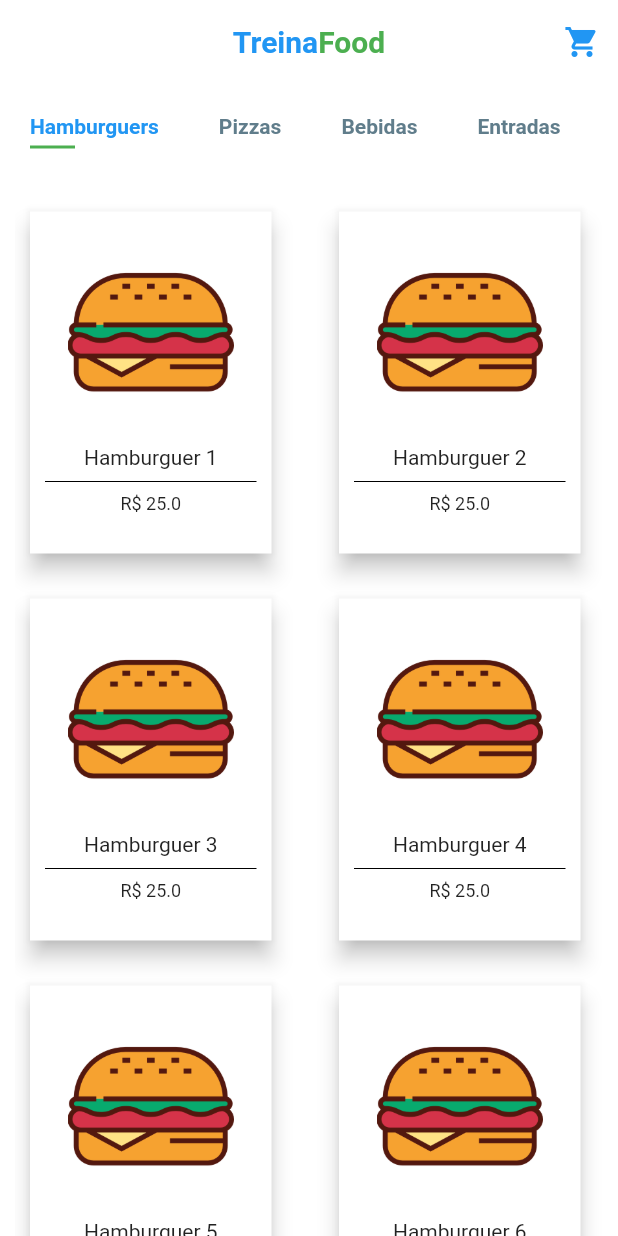
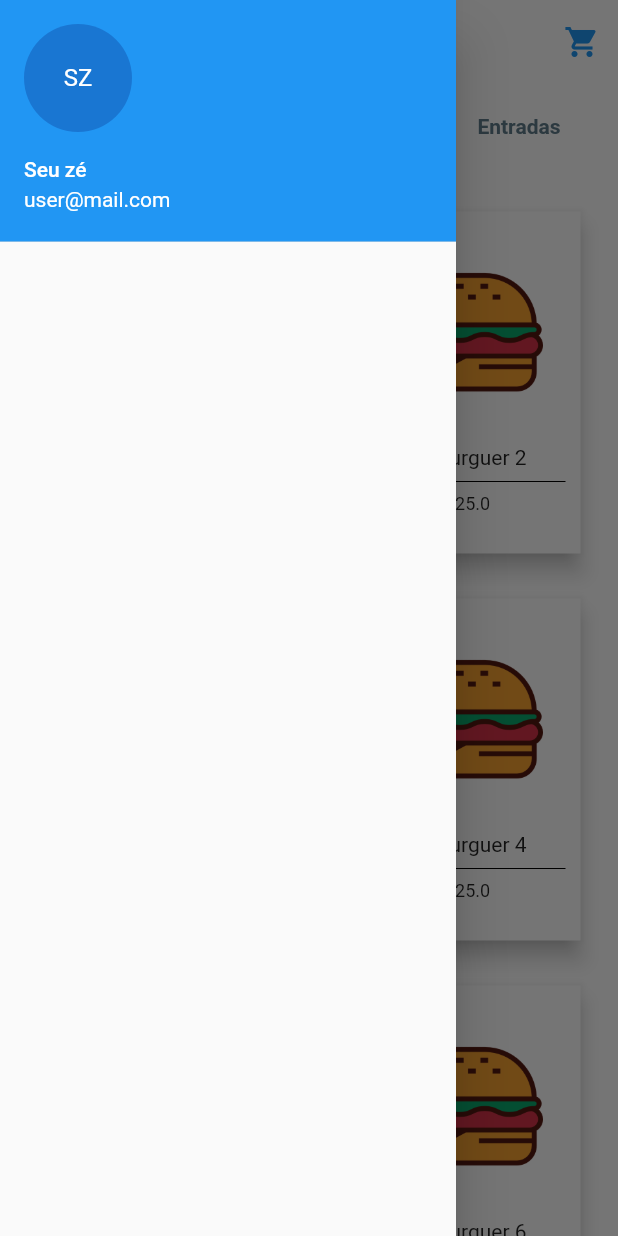
Before and after one commit to treinaweb/treinaweb-flutter-ui-cardapio-restaurantes, a Flutter app: the screen it shows after launch, with the side drawer open (before the commit the screen has no drawer), on a phone screen of 412 x 824 dp. Run offline on Flutter 3.47's test engine with Material 2 defaults, Android fonts, the phone set to English and light mode, and no system bars.

Commit message:
05.01_Exibindo_Informacoes_Usuario

```diff
--- /dev/null
+++ b/lib/screens/home/components/drawer.dart
@@ -0,0 +1,18 @@
+import 'package:flutter/material.dart';
+
+Drawer drawer(BuildContext context) {
+  return Drawer(
+    child: ListView(
+      padding: EdgeInsets.zero,
+      children: <Widget>[
+        UserAccountsDrawerHeader(
+          accountEmail: Text("user@mail.com"),
+          accountName: Text("Seu zé"),
+          currentAccountPicture: CircleAvatar(
+            child: Text("SZ"),
+          ),
+        )
+      ],
+    ),
+  );
+}
--- a/lib/screens/home/home.dart
+++ b/lib/screens/home/home.dart
@@ -1,6 +1,7 @@
 import 'package:flutter/material.dart';
 import 'package:ui_cardapio_restaurante/screens/home/components/app_bar.dart';
 import 'package:ui_cardapio_restaurante/screens/home/components/body.dart';
+import 'package:ui_cardapio_restaurante/screens/home/components/drawer.dart';
 
 class HomeScreen extends StatelessWidget {
   @override
@@ -8,6 +9,7 @@ class HomeScreen extends StatelessWidget {
     return Scaffold(
       appBar: appBar(context),
       body: Body(),
+      drawer: drawer(context),
     );
   }
 }
```
